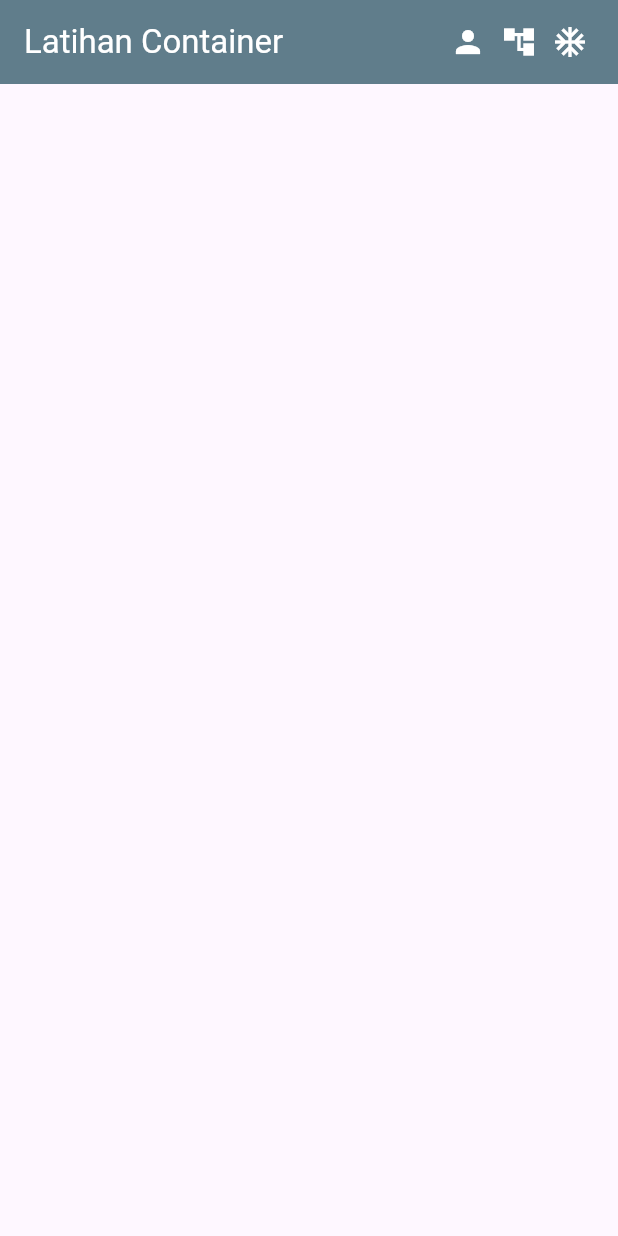
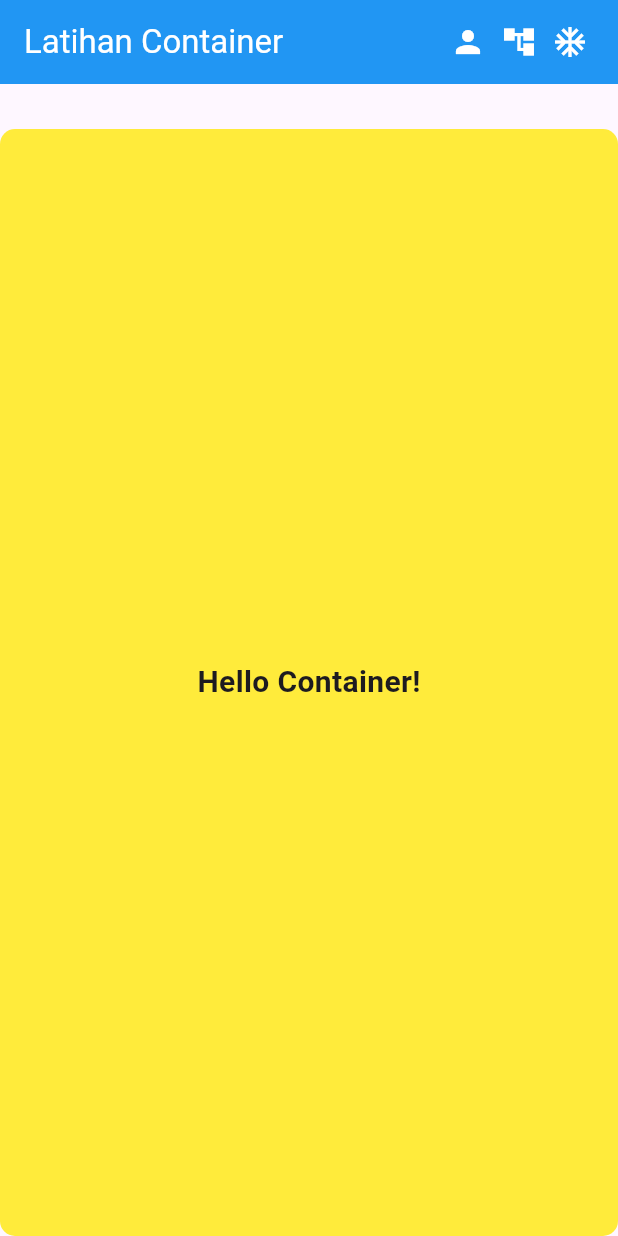
Before and after one commit to zaqimaulana/flutter_latihan_container, a Flutter app: the screen it shows after launch, on a phone screen of 412 x 824 dp. Run offline on Flutter 3.47's test engine with Material 3 defaults, Android fonts, the phone set to English and light mode, and no system bars.

Commit message:
third commit

```diff
--- a/lib/main.dart
+++ b/lib/main.dart
@@ -1,10 +1,10 @@
 import 'package:flutter/material.dart';
 
 void main() {
-  runApp(MyApp());
+  runApp(const MyApp());
 }
 
-// Methode MyApp
+// Method MyApp
 class MyApp extends StatelessWidget {
   const MyApp({super.key});
 
@@ -13,12 +13,12 @@ class MyApp extends StatelessWidget {
     return MaterialApp(
       debugShowCheckedModeBanner: false,
       title: "Membuat aplikasi baru",
-      home: MyHome(),
+      home: const MyHome(),
     );
   }
 }
 
-// method MyHome
+// Method MyHome
 class MyHome extends StatelessWidget {
   const MyHome({super.key});
 
@@ -26,9 +26,9 @@ class MyHome extends StatelessWidget {
   Widget build(BuildContext context) {
     return Scaffold(
       appBar: AppBar(
-        title: Text("Latihan Container", style: TextStyle(color: Colors.white)),
-        backgroundColor: Colors.blueGrey,
-        actions: [
+        title: const Text("Latihan Container", style: TextStyle(color: Colors.white)),
+        backgroundColor: Colors.blue,
+        actions: const [
           Icon(Icons.person, color: Colors.white),
           SizedBox(width: 10),
           Icon(Icons.account_tree, color: Colors.white),
@@ -37,6 +37,18 @@ class MyHome extends StatelessWidget {
           SizedBox(width: 20),
         ],
       ),
+      body: Container(
+        alignment: Alignment.center,
+        margin: const EdgeInsets.only(top: 30),
+        decoration: BoxDecoration(
+          color: Colors.yellow,
+          borderRadius: BorderRadius.circular(10.0),
+        ),
+        child: const Text(
+          "Hello Container!",
+          style: TextStyle(fontSize: 20, fontWeight: FontWeight.bold),
+        ),
+      ),
     );
   }
 }
```
